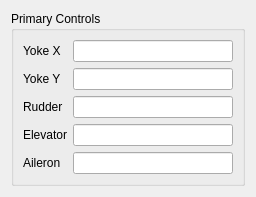
Before: the Qt Designer form src/UserInterface/src/Widgets/PrimaryFlightControlWidget.ui in till213/SkyDolly, drawn with Qt 5.
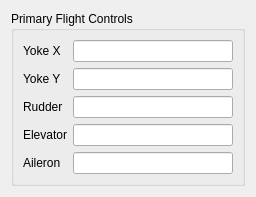
After: the same form once the commit is applied.

Commit message: Record/replay secondary flight controls as separate events

What changed in the file:
```diff
--- a/src/UserInterface/src/Widgets/PrimaryFlightControlWidget.ui
+++ b/src/UserInterface/src/Widgets/PrimaryFlightControlWidget.ui
@@ -14,6 +14,9 @@
    <string>Form</string>
   </property>
   <layout class="QGridLayout" name="gridLayout">
+   <property name="sizeConstraint">
+    <enum>QLayout::SetMinimumSize</enum>
+   </property>
    <item row="0" column="0">
     <widget class="QGroupBox" name="groupBox_8">
      <property name="minimumSize">
@@ -23,7 +26,7 @@
       </size>
      </property>
      <property name="title">
-      <string>Primary Controls</string>
+      <string>Primary Flight Controls</string>
      </property>
      <layout class="QFormLayout" name="formLayout_3">
       <item row="0" column="0">
```
The commit also changes 28 other files.
